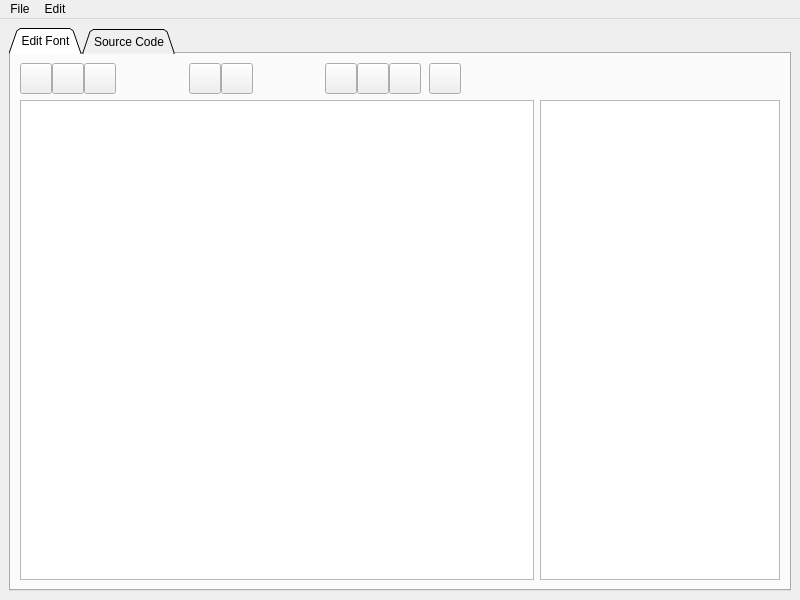
First picture: the form in app/mainwindow.ui, repository ayoy/fontedit, before the edit.
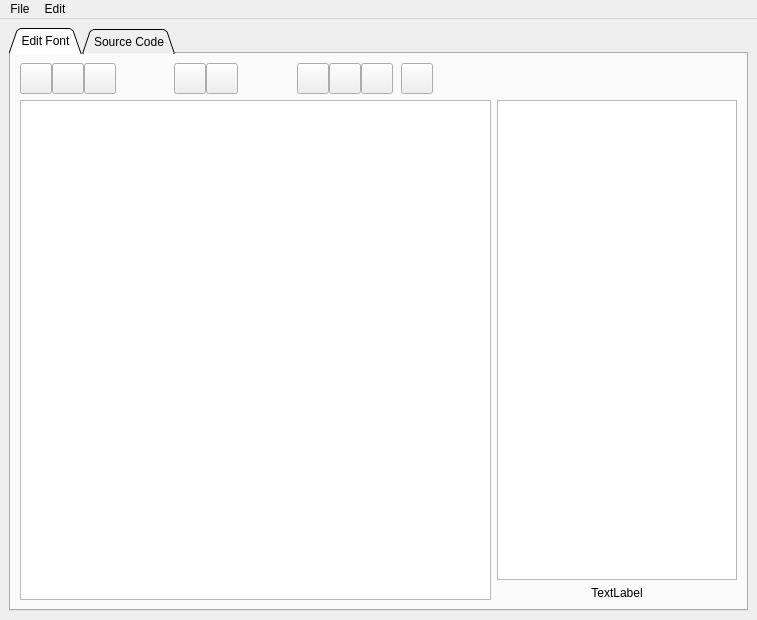
Second picture: the form after the edit. The open tabs and pages were chosen to show the change. Icons and pictures are not drawn. Custom widgets are drawn as their Qt base class.

Commit message: Display face info below face widget

Patch:
```diff
--- a/app/mainwindow.ui
+++ b/app/mainwindow.ui
@@ -6,8 +6,8 @@
    <rect>
     <x>0</x>
     <y>0</y>
-    <width>800</width>
-    <height>600</height>
+    <width>757</width>
+    <height>620</height>
    </rect>
   </property>
   <property name="windowTitle">
@@ -207,6 +207,8 @@
          </widget>
         </item>
         <item row="1" column="1">
+         <layout class="QVBoxLayout" name="verticalLayout_8">
+          <item>
          <widget class="QGraphicsView" name="faceGraphicsView">
           <property name="minimumSize">
            <size>
@@ -228,6 +230,30 @@
           </property>
          </widget>
         </item>
+          <item>
+           <widget class="QLabel" name="faceInfoLabel">
+            <property name="enabled">
+             <bool>true</bool>
+            </property>
+            <property name="maximumSize">
+             <size>
+              <width>240</width>
+              <height>16777215</height>
+             </size>
+            </property>
+            <property name="text">
+             <string>TextLabel</string>
+            </property>
+            <property name="alignment">
+             <set>Qt::AlignCenter</set>
+            </property>
+            <property name="wordWrap">
+             <bool>true</bool>
+            </property>
+           </widget>
+          </item>
+         </layout>
+        </item>
        </layout>
       </widget>
       <widget class="QWidget" name="tabCode">
@@ -362,7 +388,7 @@
     <rect>
      <x>0</x>
      <y>0</y>
-     <width>800</width>
+     <width>757</width>
      <height>22</height>
     </rect>
    </property>
```
Left out of the diff: 2 changed lines with no effect on the pictures. Lines whose indentation alone changed are shown as unchanged. The commit also changes 5 other files.
